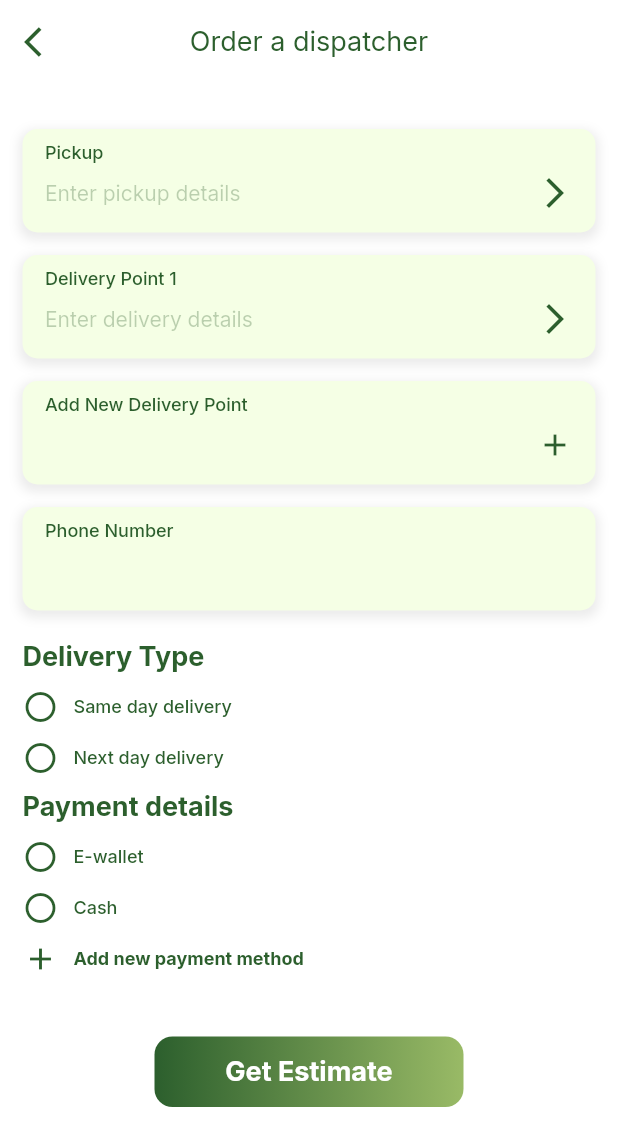
After one commit to Williamtobs/find_logistics, a Flutter app: the Home screen opened directly, after a tap on "Order a Dispatch", on a phone screen of 412 x 824 dp. The commit adds this screen. Shown: the top 1146 px of the screen. Run offline on Flutter 3.47's test engine with Material 2 defaults, Android fonts, the phone set to English and light mode, and no system bars; our stand-ins replace country_picker, dio, flutter_riverpod, flutter_svg, google_fonts, riverpod and 3 more; missing offline and left inert: animated_snack_bar, pay_with_paystack; accounts and stored records are empty; network calls fail; project files that could hold a hidden picture were left out.

Commit message:
home and other screen ui

```diff
--- a/lib/main.dart
+++ b/lib/main.dart
@@ -1,4 +1,5 @@
 import 'package:find_logistic/src/screens/dashboard/dashboard.dart';
+import 'package:find_logistic/src/screens/home/home.dart';
 import 'package:flutter/material.dart';
 import 'package:flutter_riverpod/flutter_riverpod.dart';
 import 'package:shared_preferences/shared_preferences.dart';
@@ -34,7 +35,7 @@ class _MyAppState extends State<MyApp> {
         primarySwatch: Colors.blue,
       ),
       debugShowCheckedModeBanner: false,
-      home: widget.token == null ? const OnboardingScreen() : const Dashboard(),
+      home: widget.token == null ? const OnboardingScreen() : const Home(),
     );
   }
 }
--- a/lib/src/screens/auth/customer/register/signup_viewmodel.dart
+++ b/lib/src/screens/auth/customer/register/signup_viewmodel.dart
@@ -3,6 +3,7 @@ import 'package:find_logistic/src/app/model/user.dart';
 import 'package:find_logistic/src/app/service/network/network.dart';
 import 'package:find_logistic/src/screens/auth/customer/register/verify_email.dart';
 import 'package:find_logistic/src/screens/dashboard/dashboard.dart';
+import 'package:find_logistic/src/screens/home/home.dart';
 import 'package:find_logistic/src/screens/widgets/snack_bars.dart';
 import 'package:flutter/material.dart';
 import 'package:riverpod/riverpod.dart';
@@ -54,8 +55,8 @@ class SignupViewModel extends StateNotifier<SignupState> {
           appUser: AppUser.fromJson(body['data']['user']),
         );
         if (!mounted) return;
-        Navigator.pushReplacement(context,
-            MaterialPageRoute(builder: (context) => const Dashboard()));
+        Navigator.pushReplacement(
+            context, MaterialPageRoute(builder: (context) => const Home()));
       } else {
         state = state.copyWith(isLoading: false);
       }
--- a/lib/src/screens/dashboard/dashboard_viewmodel.dart
+++ b/lib/src/screens/home/dashboard_viewmodel.dart
@@ -6,11 +6,13 @@ import 'package:flutter/material.dart';
 import 'package:flutter_riverpod/flutter_riverpod.dart';
 
 class DashboardViewModel extends StateNotifier<DashboardState> {
-  DashboardViewModel(this.network) : super(DashboardState(user: AppUser()));
+  DashboardViewModel(this.network)
+      : super(DashboardState(user: AppUser(), isLoading: true));
 
   final Network network;
 
   getProfile({required BuildContext context}) async {
+    //state = state.copyWith(isLoading: true);
     try {
       var res = await network.get(path: 'profile');
       var body = res.data;
--- a/lib/src/screens/home/home.dart
+++ b/lib/src/screens/home/home.dart
@@ -1,14 +1,33 @@
 import 'package:find_logistic/src/app/constant/color.dart';
+import 'package:find_logistic/src/screens/home/screens/order/order_dispatch.dart';
+import 'package:find_logistic/src/screens/home/screens/settings/setting.dart';
 import 'package:find_logistic/src/screens/home/widgets/balance.dart';
 import 'package:find_logistic/src/screens/home/widgets/options.dart';
+import 'package:find_logistic/src/utils/app_riverpod.dart';
 import 'package:flutter/material.dart';
+import 'package:flutter_riverpod/flutter_riverpod.dart';
 import 'package:google_fonts/google_fonts.dart';
+import 'package:shimmer/shimmer.dart';
 
-class Home extends StatelessWidget {
-  const Home({Key? key}) : super(key: key);
+class Home extends ConsumerStatefulWidget {
+  const Home({super.key});
+
+  @override
+  ConsumerState<Home> createState() => _HomeState();
+}
+
+class _HomeState extends ConsumerState<Home> {
+  @override
+  void initState() {
+    super.initState();
+    ref.read(dashboardProvider.notifier).getProfile(context: context);
+  }
 
   @override
   Widget build(BuildContext context) {
+    final state = ref.watch(dashboardProvider);
+    //final model = ref.read(dashboardProvider.notifier);
+
     return Scaffold(
       body: Padding(
         padding: const EdgeInsets.symmetric(horizontal: 20),
@@ -18,12 +37,21 @@ class Home extends StatelessWidget {
             const SizedBox(
               height: 50,
             ),
-            Text('Hello Sharon',
+            state.isLoading != true
+                ? Text('Hello ${state.user.firstName}',
                     style: GoogleFonts.inter(
                       fontSize: 24,
                       fontWeight: FontWeight.w700,
                       color: primaryColor,
-                )),
+                    ))
+                : Shimmer.fromColors(
+                    baseColor: Colors.grey[300]!,
+                    highlightColor: Colors.grey[100]!,
+                    child: const SizedBox(
+                      height: 60,
+                      width: 150,
+                    ),
+                  ),
             const SizedBox(
               height: 5,
             ),
@@ -33,15 +61,24 @@ class Home extends StatelessWidget {
             ),
             Row(
               mainAxisAlignment: MainAxisAlignment.center,
-              children: const [
-                Options(
+              children: [
+                //OrderDispatch
+                InkWell(
+                  onTap: () {
+                    Navigator.push(
+                        context,
+                        MaterialPageRoute(
+                            builder: (context) => const OrderDispatch()));
+                  },
+                  child: const Options(
                     title: 'Order a Dispatch',
                     img: 'assets/images/dispatch.png',
                   ),
-                SizedBox(
+                ),
+                const SizedBox(
                   width: 50,
                 ),
-                Options(
+                const Options(
                   title: 'Account',
                   img: 'assets/images/account.png',
                 ),
@@ -52,17 +89,25 @@ class Home extends StatelessWidget {
             ),
             Row(
               mainAxisAlignment: MainAxisAlignment.center,
-              children: const [
-                Options(
+              children: [
+                const Options(
                   title: 'History',
                   img: 'assets/images/history_home.png',
                 ),
-                SizedBox(
+                const SizedBox(
                   width: 50,
                 ),
-                Options(
+                InkWell(
+                  onTap: () {
+                    Navigator.push(
+                        context,
+                        MaterialPageRoute(
+                            builder: (context) => const Setting()));
+                  },
+                  child: const Options(
                     title: 'Setting',
                     img: 'assets/images/setting.png',
+                  ),
                 ),
               ],
             ),
--- /dev/null
+++ b/lib/src/screens/home/screens/order/order_dispatch.dart
@@ -0,0 +1,242 @@
+import 'package:find_logistic/src/app/constant/color.dart';
+import 'package:find_logistic/src/screens/home/screens/order/pick_up.dart';
+import 'package:find_logistic/src/screens/widgets/basescreen.dart';
+import 'package:find_logistic/src/screens/widgets/button.dart';
+import 'package:find_logistic/src/screens/widgets/inapptextfield.dart';
+import 'package:find_logistic/src/screens/widgets/textfield.dart';
+import 'package:flutter/material.dart';
+import 'package:flutter_riverpod/flutter_riverpod.dart';
+import 'package:google_fonts/google_fonts.dart';
+
+class OrderDispatch extends ConsumerStatefulWidget {
+  const OrderDispatch({super.key});
+
+  @override
+  ConsumerState<OrderDispatch> createState() => _OrderDispatchState();
+}
+
+class _OrderDispatchState extends ConsumerState<OrderDispatch> {
+  final TextEditingController _controller = TextEditingController();
+
+  String dispatchDay = '';
+  String paymentMethod = '';
+
+  @override
+  Widget build(BuildContext context) {
+    return BaseScreen(
+      title: 'Order a dispatcher',
+      child: Padding(
+        padding: const EdgeInsets.symmetric(horizontal: 15),
+        child: SingleChildScrollView(
+          child:
+              Column(crossAxisAlignment: CrossAxisAlignment.start, children: [
+            const SizedBox(height: 30),
+            InAppInputField(
+              title: 'Pickup',
+              hintText: 'Enter pickup details',
+              controller: _controller,
+            ),
+            const SizedBox(height: 15),
+            const InAppInputField(
+              title: 'Delivery Point 1',
+              hintText: 'Enter delivery details',
+              // controller: _controller,
+            ),
+            const SizedBox(height: 15),
+            const InAppInputField(
+              title: 'Add New Delivery Point',
+              hintText: '',
+              icon: Icons.add,
+              // controller: _controller,
+            ),
+            const SizedBox(height: 15),
+            AppInputField(
+              hintText: "Phone Number",
+              controller: _controller,
+            ),
+            const SizedBox(
+              height: 20,
+            ),
+            Text(
+              'Delivery Type',
+              style: GoogleFonts.inter(
+                fontSize: 18,
+                fontWeight: FontWeight.w700,
+                color: primaryColor,
+              ),
+            ),
+            const SizedBox(
+              height: 10,
+            ),
+            InkWell(
+              onTap: () {
+                setState(() {
+                  dispatchDay = 'same day';
+                });
+              },
+              child: Row(
+                children: [
+                  Icon(
+                    dispatchDay != 'same day'
+                        ? Icons.radio_button_unchecked
+                        : Icons.radio_button_checked,
+                    color: primaryColor,
+                  ),
+                  const SizedBox(
+                    width: 10,
+                  ),
+                  Text(
+                    'Same day delivery',
+                    style: GoogleFonts.inter(
+                      fontSize: 12,
+                      fontWeight: FontWeight.w500,
+                      color: primaryColor,
+                    ),
+                  ),
+                ],
+              ),
+            ),
+            const SizedBox(
+              height: 10,
+            ),
+            InkWell(
+              onTap: () {
+                setState(() {
+                  dispatchDay = 'next day';
+                });
+              },
+              child: Row(
+                children: [
+                  Icon(
+                    dispatchDay != 'next day'
+                        ? Icons.radio_button_unchecked
+                        : Icons.radio_button_checked,
+                    color: primaryColor,
+                  ),
+                  const SizedBox(
+                    width: 10,
+                  ),
+                  Text(
+                    'Next day delivery',
+                    style: GoogleFonts.inter(
+                      fontSize: 12,
+                      fontWeight: FontWeight.w500,
+                      color: primaryColor,
+                    ),
+                  ),
+                ],
+              ),
+            ),
+            const SizedBox(
+              height: 10,
+            ),
+            Text(
+              'Payment details',
+              style: GoogleFonts.inter(
+                fontSize: 18,
+                fontWeight: FontWeight.w700,
+                color: primaryColor,
+              ),
+            ),
+            const SizedBox(
+              height: 10,
+            ),
+            InkWell(
+              onTap: () {
+                setState(() {
+                  paymentMethod = 'e-wallet';
+                });
+              },
+              child: Row(
+                children: [
+                  Icon(
+                    paymentMethod != 'e-wallet'
+                        ? Icons.radio_button_unchecked
+                        : Icons.radio_button_checked,
+                    color: primaryColor,
+                  ),
+                  const SizedBox(
+                    width: 10,
+                  ),
+                  Text(
+                    'E-wallet',
+                    style: GoogleFonts.inter(
+                      fontSize: 12,
+                      fontWeight: FontWeight.w500,
+                      color: primaryColor,
+                    ),
+                  ),
+                ],
+              ),
+            ),
+            const SizedBox(
+              height: 10,
+            ),
+            InkWell(
+              onTap: () {
+                setState(() {
+                  paymentMethod = 'cash';
+                });
+              },
+              child: Row(
+                children: [
+                  Icon(
+                    paymentMethod != 'cash'
+                        ? Icons.radio_button_unchecked
+                        : Icons.radio_button_checked,
+                    color: primaryColor,
+                  ),
+                  const SizedBox(
+                    width: 10,
+                  ),
+                  Text(
+                    'Cash',
+                    style: GoogleFonts.inter(
+                      fontSize: 12,
+                      fontWeight: FontWeight.w500,
+                      color: primaryColor,
+                    ),
+                  ),
+                ],
+              ),
+            ),
+            const SizedBox(
+              height: 10,
+            ),
+            Row(
+              children: [
+                Icon(Icons.add, size: 24, color: primaryColor),
+                const SizedBox(
+                  width: 10,
+                ),
+                Text(
+                  'Add new payment method',
+                  style: GoogleFonts.inter(
+                    fontSize: 12,
+                    fontWeight: FontWeight.w700,
+                    color: primaryColor,
+                  ),
+                ),
+              ],
+            ),
+            const SizedBox(
+              height: 40,
+            ),
+            Center(
+              child: CustomButton(
+                text: 'Get Estimate',
+                onTap: () {
+                  Navigator.push(context,
+                      MaterialPageRoute(builder: (context) => PickUp()));
+                },
+              ),
+            ),
+            const SizedBox(
+              height: 20,
+            ),
+          ]),
+        ),
+      ),
+    );
+  }
+}
--- /dev/null
+++ b/lib/src/screens/widgets/basescreen.dart
@@ -0,0 +1,37 @@
+import 'package:find_logistic/src/app/constant/color.dart';
+import 'package:flutter/material.dart';
+import 'package:google_fonts/google_fonts.dart';
+
+class BaseScreen extends StatelessWidget {
+  final String title;
+  final Widget child;
+  const BaseScreen({super.key, required this.title, required this.child});
+
+  @override
+  Widget build(BuildContext context) {
+    return Scaffold(
+      backgroundColor: whiteColor,
+      appBar: AppBar(
+        backgroundColor: whiteColor,
+        elevation: 0,
+        centerTitle: true,
+        leading: IconButton(
+          icon: Icon(
+            Icons.arrow_back_ios,
+            color: primaryColor,
+          ),
+          onPressed: () => Navigator.pop(context),
+        ),
+        title: Text(
+          title,
+          style: GoogleFonts.inter(
+            color: primaryColor,
+            fontWeight: FontWeight.w400,
+            fontSize: 18,
+          ),
+        ),
+      ),
+      body: child,
+    );
+  }
+}
--- /dev/null
+++ b/lib/src/screens/widgets/inapptextfield.dart
@@ -0,0 +1,88 @@
+import 'package:find_logistic/src/app/constant/color.dart';
+import 'package:flutter/material.dart';
+import 'package:google_fonts/google_fonts.dart';
+
+class InAppInputField extends StatelessWidget {
+  final String hintText, title;
+  final IconData? icon;
+  final TextEditingController? controller;
+  const InAppInputField({
+    Key? key,
+    required this.hintText,
+    this.controller,
+    required this.title,
+    this.icon,
+  }) : super(key: key);
+
+  @override
+  Widget build(BuildContext context) {
+    return Container(
+      width: MediaQuery.of(context).size.width,
+      height: 69,
+      padding: const EdgeInsets.symmetric(horizontal: 15),
+      decoration: BoxDecoration(
+        color: tertiaryColor,
+        borderRadius: BorderRadius.circular(10),
+        boxShadow: [
+          BoxShadow(
+            color: Colors.grey.withOpacity(0.2),
+            spreadRadius: 2,
+            blurRadius: 5,
+            offset: const Offset(0, 3),
+          ),
+        ],
+      ),
+      child: Column(
+        crossAxisAlignment: CrossAxisAlignment.start,
+        children: [
+          const SizedBox(
+            height: 8,
+          ),
+          Text(
+            title,
+            style: GoogleFonts.inter(
+              fontSize: 12,
+              fontWeight: FontWeight.w500,
+              color: primaryColor,
+            ),
+          ),
+          const SizedBox(
+            height: 3,
+          ),
+          Row(
+            children: [
+              Expanded(
+                child: TextField(
+                  controller: controller,
+                  style: GoogleFonts.inter(
+                    fontSize: 14,
+                    fontWeight: FontWeight.w400,
+                    color: primaryColor,
+                  ),
+                  decoration: InputDecoration(
+                    hintText: hintText,
+                    hintStyle: GoogleFonts.inter(
+                      fontSize: 14,
+                      fontWeight: FontWeight.w400,
+                      color: const Color.fromRGBO(49, 95, 46, 0.3),
+                    ),
+                    border: InputBorder.none, isDense: true,
+                    //contentPadding: EdgeInsets.symmetric(horizontal: 20),
+                  ),
+                ),
+              ),
+              const SizedBox(
+                width: 10,
+              ),
+              Icon(
+                icon ?? Icons.arrow_forward_ios,
+                size: 24,
+                color: primaryColor,
+              ),
+            ],
+          )
+        ],
+      ),
+    );
+  }
+}
--- a/lib/src/screens/widgets/textfield.dart
+++ b/lib/src/screens/widgets/textfield.dart
@@ -17,7 +17,7 @@ class AppInputField extends StatelessWidget {
   Widget build(BuildContext context) {
     return Container(
       width: MediaQuery.of(context).size.width,
-      //height: 69,
+      height: 69,
       padding: const EdgeInsets.symmetric(horizontal: 15),
       decoration: BoxDecoration(
         color: tertiaryColor,
--- a/lib/src/utils/app_riverpod.dart
+++ b/lib/src/utils/app_riverpod.dart
@@ -4,7 +4,7 @@ import 'package:find_logistic/src/app/service/network/network_impl.dart';
 import 'package:find_logistic/src/screens/auth/login/login_viewmodel.dart';
 import 'package:find_logistic/src/screens/auth/customer/register/signup_viewmodel.dart';
 import 'package:find_logistic/src/screens/auth/forgot_password/forgot_password_viewmodel.dart';
-import 'package:find_logistic/src/screens/dashboard/dashboard_viewmodel.dart';
+import 'package:find_logistic/src/screens/home/dashboard_viewmodel.dart';
 import 'package:find_logistic/src/screens/profile/profile_viewmodel.dart';
 import 'package:find_logistic/src/screens/wallet/wallet_screen_viewmodel.dart';
 import 'package:riverpod/riverpod.dart';
--- a/pubspec.yaml
+++ b/pubspec.yaml
@@ -44,6 +44,7 @@ dependencies:
   dio: ^4.0.6
   shared_preferences: ^2.0.0-nullsafety
   animated_snack_bar: ^0.3.0
+  shimmer: ^2.0.0
 
 dev_dependencies:
   flutter_test:
```
Also changed, not shown: lib/src/screens/auth/customer/register/verify_email.dart (+54 -26 lines), lib/src/screens/auth/login/login.dart (+8 -12 lines), lib/src/screens/home/screens/order/pick_up.dart (added, +61 -0 lines), lib/src/screens/home/screens/settings/setting.dart (added, +116 -0 lines), pubspec.lock. Lines whose indentation alone changed are shown as unchanged.
